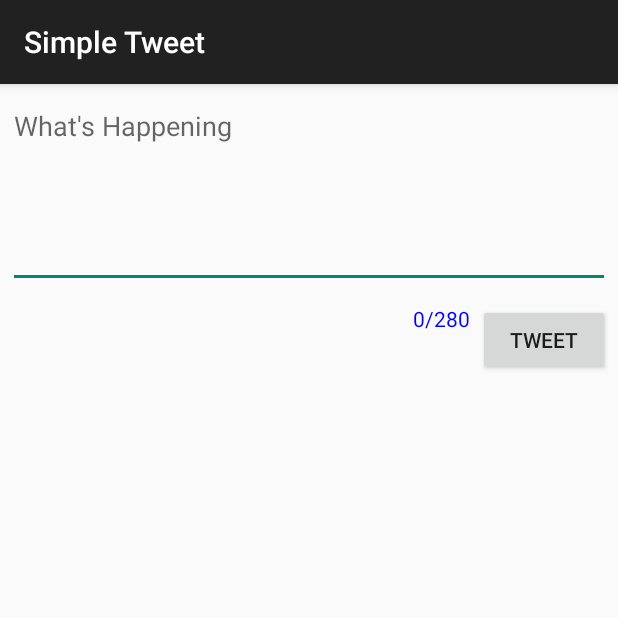
After one commit to ETS-Android1/Simple-Tweet, an Android app: the ComposeActivity screen opened directly, with no data from a screen before it, on a phone screen of 412 x 824 dp, the top half of it. The commit adds this screen. Run offline under Robolectric (Android 15) with nearby library versions, the phone set to English and light mode, and no system bars; our stand-ins replace Room's generated code; libraries missing offline, so code that uses them is left out: com.codepath.asynchttpclient, com.facebook.stetho, org.parceler; 1 statement that could not run was skipped.

Commit message:
first commit

```diff
--- a/app/build.gradle
+++ b/app/build.gradle
@@ -57,4 +57,8 @@ dependencies {
     implementation 'com.facebook.stetho:stetho:1.5.1'
 
     implementation 'androidx.swiperefreshlayout:swiperefreshlayout:1.1.0'
+
+    //parceler
+    implementation 'org.parceler:parceler-api:1.1.12'
+    annotationProcessor 'org.parceler:parceler:1.1.12'
 }
--- a/app/src/main/AndroidManifest.xml
+++ b/app/src/main/AndroidManifest.xml
@@ -13,6 +13,9 @@
         android:icon="@drawable/ic_launcher"
         android:label="@string/app_name"
         android:theme="@style/AppTheme">
+        <activity
+            android:name=".ComposeActivity"
+            android:exported="false" />
         <activity
             android:name=".TimelineActivity"
             android:exported="false" />
--- /dev/null
+++ b/app/src/main/java/com/codepath/apps/restclienttemplate/ComposeActivity.java
@@ -0,0 +1,105 @@
+package com.codepath.apps.restclienttemplate;
+
+import androidx.appcompat.app.AppCompatActivity;
+
+import android.content.Intent;
+import android.graphics.Color;
+import android.os.Bundle;
+import android.os.Parcelable;
+import android.text.Editable;
+import android.text.TextWatcher;
+import android.util.Log;
+import android.view.View;
+import android.widget.Button;
+import android.widget.EditText;
+import android.widget.TextView;
+import android.widget.Toast;
+
+import com.codepath.apps.restclienttemplate.models.Tweet;
+import com.codepath.asynchttpclient.callback.JsonHttpResponseHandler;
+
+import org.parceler.Parcels;
+
+import okhttp3.Headers;
+
+public class ComposeActivity extends AppCompatActivity {
+
+    public static String TAG = "ComposeActivity";
+    public static int MAX_LENGTH_TWEET = 280;
+    Button btnTweet;
+    EditText etCompose;
+    TextView tvCharCount;
+    TwitterClient client;
+
+    @Override
+    protected void onCreate(Bundle savedInstanceState) {
+        super.onCreate(savedInstanceState);
+        setContentView(R.layout.activity_compose);
+
+        client = TwitterApplication.getRestClient(this);
+
+        btnTweet = findViewById(R.id.btnTweet);
+        etCompose = findViewById(R.id.etCompose);
+        tvCharCount = findViewById(R.id.tvCharCount);
+        tvCharCount.setTextColor(Color.BLUE);
+
+        //Add click listener to tweet button
+        btnTweet.setOnClickListener(new View.OnClickListener() {
+            @Override
+            public void onClick(View view) {
+                String tweetContent = etCompose.getText().toString();
+                if(tweetContent.isEmpty()){
+                    Toast.makeText(ComposeActivity.this, "Tweet cannot be empty!", Toast.LENGTH_LONG).show();
+                }
+                if(tweetContent.length()>MAX_LENGTH_TWEET){
+                    Toast.makeText(ComposeActivity.this, "Tweet cannot exceed 280 characters", Toast.LENGTH_LONG).show();
+                }
+                Toast.makeText(ComposeActivity.this, tweetContent, Toast.LENGTH_LONG);
+                //Make api call to twitter api
+                client.publishTweet(tweetContent, new JsonHttpResponseHandler() {
+                    @Override
+                    public void onSuccess(int statusCode, Headers headers, JSON json) {
+                        Log.i(TAG, "onSuccess "+TAG);
+                        Tweet tweet = Tweet.fromJson(json.jsonObject);
+                        Log.i(TAG, "published tweet "+ tweet.body);
+                        Intent intent = new Intent();
+                        //pass tweet back
+                        intent.putExtra("tweet", Parcels.wrap(tweet));
+                        setResult(RESULT_OK);
+                        //close activity
+                        finish();
+                    }
+                    @Override
+                    public void onFailure(int statusCode, Headers headers, String response, Throwable throwable) {
+                        Log.e(TAG, "onFailure compose publish tweet "+response, throwable);
+                    }
+                });
+            }
+        });
+        //Add listener to compose
+        etCompose.addTextChangedListener(new TextWatcher() {
+            @Override
+            public void beforeTextChanged(CharSequence charSequence, int i, int i1, int i2) {
+                // Fires right as the text is being changed (even supplies the range of text)
+//                Log.i(TAG, "i: "+i+" i1: "+i1+" i2: "+i2+" charSeq: "+charSequence);
+            }
+
+            @Override
+            public void onTextChanged(CharSequence charSequence, int i, int i1, int i2) {
+                // Fires right before text is changing
+//                Log.i(TAG, "Before changing: i: "+i+" i1: "+i1+" i2: "+i2+" charSeq: "+charSequence);
+                int length  = charSequence.length();
+                tvCharCount.setText(length+"/280");
+                if(length>280)
+                    tvCharCount.setTextColor(Color.RED);
+                else
+                    tvCharCount.setTextColor(Color.BLUE);
+            }
+
+            @Override
+            public void afterTextChanged(Editable editable) {
+                // Fires right after the text has changed
+            }
+        });
+    }
+}
--- a/app/src/main/java/com/codepath/apps/restclienttemplate/models/Tweet.java
+++ b/app/src/main/java/com/codepath/apps/restclienttemplate/models/Tweet.java
@@ -18,6 +18,9 @@ public class Tweet {
     public User user;
     public String timeStamp;
     public static final String TAG = "TWEET";
+
+    //Empty constructor for parceler
+    public Tweet(){}
 
     public static Tweet fromJson(JSONObject jsonObject){
         Tweet tweet = new Tweet();
--- a/app/src/main/java/com/codepath/apps/restclienttemplate/models/User.java
+++ b/app/src/main/java/com/codepath/apps/restclienttemplate/models/User.java
@@ -8,6 +8,10 @@ public class User {
     public String name;
     public String screenName;
     public String publicImageUrl;
+
+    //Empty constructor for parceler
+    public User(){}
+
     public static User fromJson(JSONObject jsonObject){
         User user = new User();
         try {
--- /dev/null
+++ b/app/src/main/res/layout/activity_compose.xml
@@ -0,0 +1,43 @@
+<?xml version="1.0" encoding="utf-8"?>
+<RelativeLayout xmlns:android="http://schemas.android.com/apk/res/android"
+    xmlns:app="http://schemas.android.com/apk/res-auto"
+    xmlns:tools="http://schemas.android.com/tools"
+    android:layout_width="match_parent"
+    android:layout_height="match_parent"
+    tools:context=".ComposeActivity">
+
+    <EditText
+        android:id="@+id/etCompose"
+        android:layout_width="match_parent"
+        android:layout_height="wrap_content"
+        android:layout_marginStart="5dp"
+        android:layout_marginTop="5dp"
+        android:layout_marginEnd="5dp"
+        android:layout_marginBottom="5dp"
+        android:ems="10"
+        android:gravity="start|top"
+        android:hint="What's Happening"
+        android:inputType="textMultiLine"
+        android:minLines="5" />
+
+    <Button
+        android:id="@+id/btnTweet"
+        android:layout_width="wrap_content"
+        android:layout_height="wrap_content"
+        android:layout_below="@+id/etCompose"
+        android:layout_alignParentEnd="true"
+        android:layout_marginTop="5dp"
+        android:layout_marginEnd="5dp"
+        android:text="@string/tweet" />
+
+    <TextView
+        android:id="@+id/tvCharCount"
+        android:layout_width="wrap_content"
+        android:layout_height="wrap_content"
+        android:layout_below="@+id/etCompose"
+        android:layout_marginTop="5dp"
+        android:layout_marginEnd="5dp"
+        android:layout_toStartOf="@+id/btnTweet"
+        android:text="0/280"
+        tools:text="0/280" />
+</RelativeLayout>
--- a/app/src/main/res/values/strings.xml
+++ b/app/src/main/res/values/strings.xml
@@ -5,5 +5,6 @@
     <string name="login_label">Log in</string>
     <string name="intent_scheme">oauth</string>
     <string name="intent_host">cprest</string>
+    <string name="tweet">Tweet</string>
 
 </resources>
```
Also changed, not shown: app/src/main/java/com/codepath/apps/restclienttemplate/TimelineActivity.java (+45 -1 lines), app/src/main/java/com/codepath/apps/restclienttemplate/TwitterClient.java (+9 -0 lines), app/src/main/res/menu/menu_main.xml (added, +10 -0 lines).
